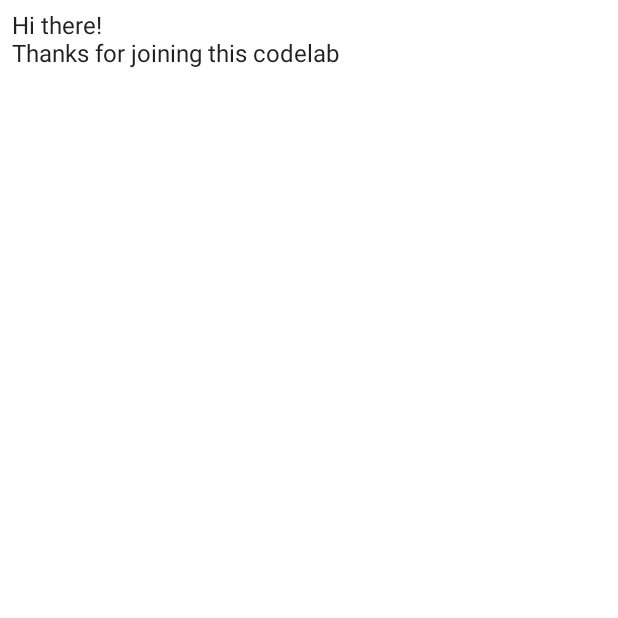
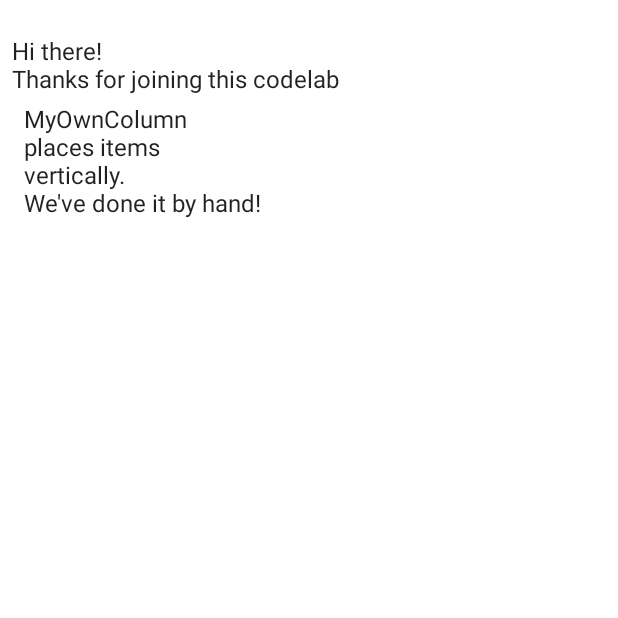
Before and after one commit to shubham3135/AndroidComposeLayout, an Android app built with Jetpack Compose: the composable BodyContent shown on its own in the app's theme, on a phone screen of 412 x 824 dp, the top half of it. Run offline under Robolectric (Android 15) with nearby library versions, the phone set to English and light mode, and no system bars; libraries missing offline, so code that uses them is left out: com.google.accompanist.coil, com.google.accompanist.glide.

Commit message:
custom layout

```diff
--- a/app/src/main/java/com/shubhamkumarwinner/composelayout/MainActivity.kt
+++ b/app/src/main/java/com/shubhamkumarwinner/composelayout/MainActivity.kt
@@ -1,6 +1,7 @@
 package com.shubhamkumarwinner.composelayout
 
 import android.os.Bundle
+import android.util.Log
 import androidx.activity.ComponentActivity
 import androidx.activity.compose.setContent
 import androidx.compose.foundation.*
@@ -19,8 +20,13 @@ import androidx.compose.runtime.rememberCoroutineScope
 import androidx.compose.ui.Alignment
 import androidx.compose.ui.Modifier
 import androidx.compose.ui.draw.clip
+import androidx.compose.ui.layout.AlignmentLine
+import androidx.compose.ui.layout.FirstBaseline
+import androidx.compose.ui.layout.Layout
+import androidx.compose.ui.layout.layout
 import androidx.compose.ui.text.font.FontWeight
 import androidx.compose.ui.tooling.preview.Preview
+import androidx.compose.ui.unit.Dp
 import androidx.compose.ui.unit.dp
 import com.google.accompanist.coil.rememberCoilPainter
 import com.google.accompanist.glide.rememberGlidePainter
@@ -36,13 +42,13 @@ class MainActivity : ComponentActivity() {
                 /*Surface(color = MaterialTheme.colors.background) {
                     PhotographerCard()
                 }*/
-//                LayoutCodelab()
+                LayoutCodelab()
 
 //                SimpleList()
 
 //                LazyList()
 
-                ImageList()
+//                ImageList()
             }
         }
     }
@@ -144,8 +150,56 @@ fun LayoutCodelab(){
 @Composable
 fun BodyContent(modifier: Modifier = Modifier){
     Column(modifier = modifier.padding(8.dp)) {
-        Text(text = "Hi there!")
+        Text(text = "Hi there!", modifier = Modifier.firstBaselineToTop(32.dp))
         Text(text = "Thanks for joining this codelab")
+
+        MyOwnColumn(modifier.padding(8.dp)) {
+            Text("MyOwnColumn")
+            Text("places items")
+            Text("vertically.")
+            Text("We've done it by hand!")
+        }
+    }
+
+
+}
+
+@Composable
+fun MyOwnColumn(
+    modifier: Modifier = Modifier,
+    content: @Composable ()->Unit
+){
+    Layout(content = content, modifier = modifier){ measurables, constraints ->
+        val placeables = measurables.map { measurable ->
+            measurable.measure(constraints)
+        }
+
+        var yPosition = 0
+        layout(constraints.maxWidth, constraints.maxHeight){
+            placeables.forEach{placeable ->
+                placeable.placeRelative(0, y = yPosition)
+
+                yPosition += placeable.height
+            }
+        }
+    }
+}
+
+fun Modifier.firstBaselineToTop(
+    firstBaselineToTop: Dp
+) = this.layout{measurable, constraints ->
+    val placeable = measurable.measure(constraints)
+
+    check(placeable[FirstBaseline] != AlignmentLine.Unspecified)
+    Log.d("checkValue", "${check(placeable[FirstBaseline] != AlignmentLine.Unspecified)}")
+    val firstBaseline = placeable[FirstBaseline]
+
+    val placeableY = firstBaselineToTop.roundToPx() - firstBaseline
+
+    val height = placeable.height + placeableY
+
+    layout(placeable.width, height = height){
+        placeable.placeRelative(0, placeableY)
     }
 }
 
@@ -199,6 +253,6 @@ fun PhotographerCardPreview() {
 @Composable
 fun DefaultPreview() {
     ComposeLayoutTheme {
-        ImageList()
+        BodyContent()
     }
 }
```
